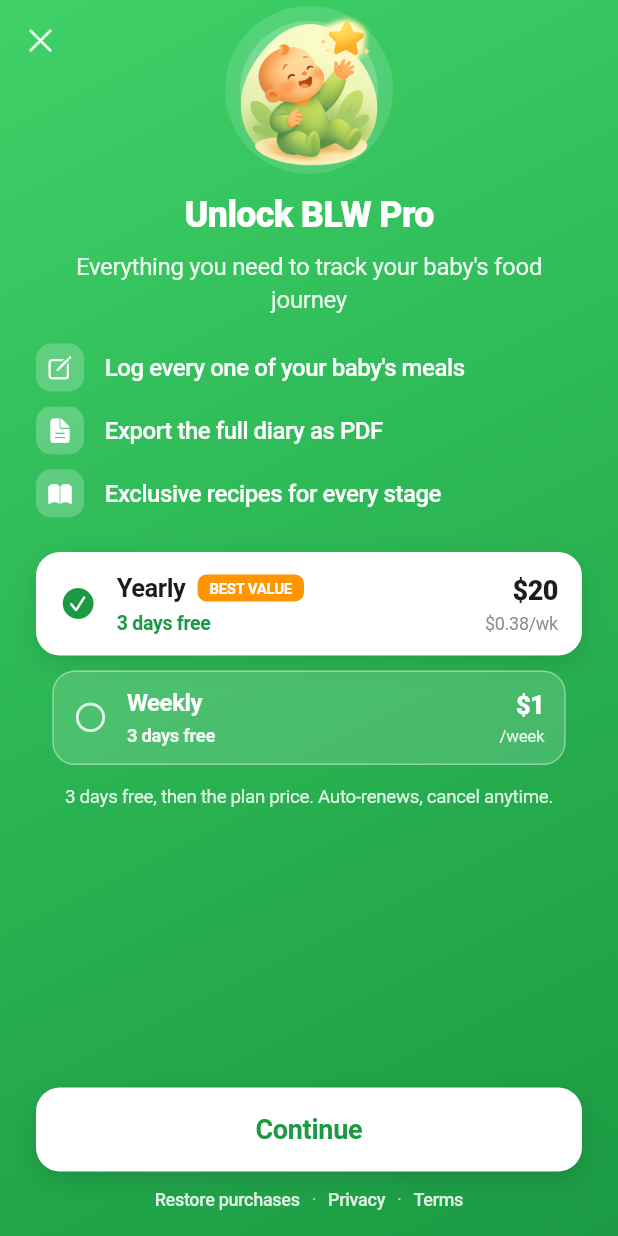
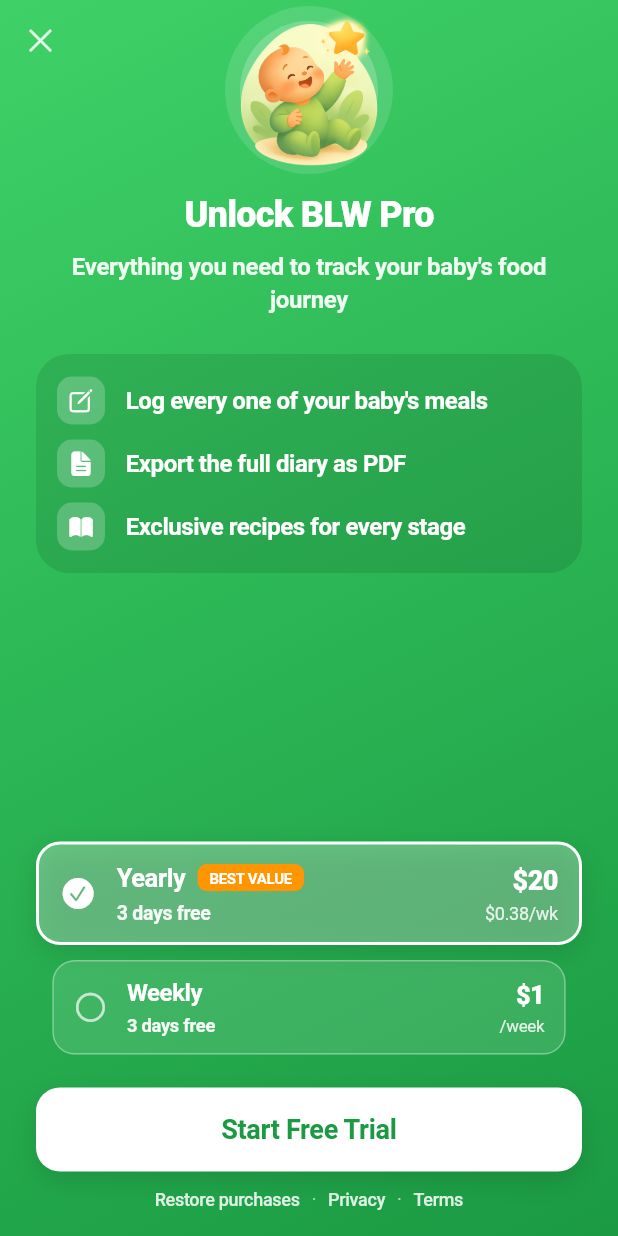
Before and after one commit to JoaoFloresDev/blw, a Flutter app: the _PaywallPage screen opened directly with empty values, on a phone screen of 412 x 824 dp. Run offline on Flutter 3.47's test engine with Material 3 defaults, Android fonts, the phone set to English and light mode, and no system bars; our stand-ins replace firebase_analytics, firebase_core, image_picker, in_app_purchase, in_app_review, pdf and 2 more; accounts and stored records are empty.

Commit message:
feat: paywall final polish + bump 1.5.0
- Features list in a dark translucent panel (hierarchy)
- Selected plan: translucent style (no solid white competing with CTA)
- Trial note removed; CTA reads Start Free Trial (localized)
- Bolder subtitle and feature text; more breathing room above CTA
- New onboarding screen-2 illustration (no hands)

Co-Authored-By: Claude Fable 5 <noreply@anthropic.com>

```diff
--- a/blw/lib/l10n/app_localizations.dart
+++ b/blw/lib/l10n/app_localizations.dart
@@ -554,7 +554,7 @@ const Map<String, String> _ptTranslations = {
   // Food detail
   'category': 'Categoria',
   'babyAge': 'Idade do bebê',
-  'startTrialButton': 'Iniciar 3 dias grátis',
+  'startTrialButton': 'Iniciar teste grátis',
   'notIntroducedYet': 'Ainda não introduzido',
   'tryNext': 'Experimente a seguir',
   'searchFoods': 'Buscar alimento...',
@@ -1153,7 +1153,7 @@ const Map<String, String> _enTranslations = {
   // Food detail
   'category': 'Category',
   'babyAge': "Baby's age",
-  'startTrialButton': 'Start 3-Day Free Trial',
+  'startTrialButton': 'Start Free Trial',
   'notIntroducedYet': 'Not introduced yet',
   'tryNext': 'Try next',
   'searchFoods': 'Search foods...',
@@ -1753,7 +1753,7 @@ const Map<String, String> _esTranslations = {
   // Food detail
   'category': 'Categoria',
   'babyAge': 'Edad del bebé',
-  'startTrialButton': 'Comenzar 3 días gratis',
+  'startTrialButton': 'Comenzar prueba gratis',
   'notIntroducedYet': 'Aún no introducido',
   'tryNext': 'Prueba a continuación',
   'searchFoods': 'Buscar alimento...',
--- a/blw/lib/widgets/paywall_view.dart
+++ b/blw/lib/widgets/paywall_view.dart
@@ -209,16 +209,25 @@ class _PaywallViewState extends State<PaywallView> {
                       children: [
                         const SizedBox(height: 4),
                         _buildHero(l10n),
-                        const SizedBox(height: 14),
-                        _buildFeatures(l10n),
-                        const SizedBox(height: 18),
-                        _buildPlans(l10n, premium),
-                        const SizedBox(height: 10),
-                        _buildTrialNote(l10n, premium),
+                        const SizedBox(height: 26),
+                        Container(
+                          width: double.infinity,
+                          padding: const EdgeInsets.symmetric(
+                              horizontal: 14, vertical: 10),
+                          decoration: BoxDecoration(
+                            color: Colors.black.withValues(alpha: 0.10),
+                            borderRadius: BorderRadius.circular(22),
+                          ),
+                          child: _buildFeatures(l10n),
+                        ),
                         const SizedBox(height: 12),
                       ],
                     ),
                   ),
+                ),
+                Padding(
+                  padding: const EdgeInsets.symmetric(horizontal: 24),
+                  child: _buildPlans(l10n, premium),
                 ),
                 _buildFooter(l10n, premium),
               ],
@@ -299,7 +308,8 @@ class _PaywallViewState extends State<PaywallView> {
           textAlign: TextAlign.center,
           style: TextStyle(
             fontSize: 16,
-            color: Colors.white.withValues(alpha: 0.9),
+            fontWeight: FontWeight.w600,
+            color: Colors.white.withValues(alpha: 0.92),
             height: 1.4,
             letterSpacing: -0.2,
           ),
@@ -335,7 +345,7 @@ class _PaywallViewState extends State<PaywallView> {
                   f.$2,
                   style: const TextStyle(
                     fontSize: 16,
-                    fontWeight: FontWeight.w500,
+                    fontWeight: FontWeight.w600,
                     color: Colors.white,
                     letterSpacing: -0.3,
                   ),
@@ -393,21 +403,9 @@ class _PaywallViewState extends State<PaywallView> {
     );
   }
 
-  Widget _buildTrialNote(AppLocalizations l10n, PremiumProvider premium) {
-    return Text(
-      l10n.trialNote,
-      textAlign: TextAlign.center,
-      style: TextStyle(
-        fontSize: 12.5,
-        color: Colors.white.withValues(alpha: 0.85),
-        height: 1.4,
-      ),
-    );
-  }
-
   Widget _buildFooter(AppLocalizations l10n, PremiumProvider premium) {
     return Padding(
-      padding: const EdgeInsets.fromLTRB(24, 8, 24, 16),
+      padding: const EdgeInsets.fromLTRB(24, 20, 24, 16),
       child: Column(
         mainAxisSize: MainAxisSize.min,
         children: [
@@ -431,7 +429,7 @@ class _PaywallViewState extends State<PaywallView> {
               child: premium.purchasePending
                   ? const CupertinoActivityIndicator(color: Color(0xFF1B9A43))
                   : Text(
-                      l10n.continueButton,
+                      l10n.startTrialButton,
                       style: const TextStyle(
                         fontSize: 18,
                         fontWeight: FontWeight.w700,
@@ -509,20 +507,17 @@ class _PlanCard extends StatelessWidget {
 
   @override
   Widget build(BuildContext context) {
-    const Color accent = Color(0xFF1B9A43);
-    final Color cardColor =
-        selected ? Colors.white : Colors.white.withValues(alpha: 0.15);
-    final Color titleColor = selected ? AppColors.textPrimary : Colors.white;
-    final Color priceColor = selected ? AppColors.textPrimary : Colors.white;
-    final Color subtitleColor =
-        selected ? accent : Colors.white.withValues(alpha: 0.9);
-    final Color periodColor = selected
-        ? AppColors.textSecondary
-        : Colors.white.withValues(alpha: 0.85);
+    final Color cardColor = selected
+        ? Colors.white.withValues(alpha: 0.28)
+        : Colors.white.withValues(alpha: 0.12);
+    const Color titleColor = Colors.white;
+    const Color priceColor = Colors.white;
+    final Color subtitleColor = Colors.white.withValues(alpha: 0.95);
+    final Color periodColor = Colors.white.withValues(alpha: 0.85);
     final Color checkColor =
-        selected ? accent : Colors.white.withValues(alpha: 0.85);
+        selected ? Colors.white : Colors.white.withValues(alpha: 0.7);
     final Color borderColor =
-        selected ? Colors.white : Colors.white.withValues(alpha: 0.4);
+        selected ? Colors.white : Colors.white.withValues(alpha: 0.35);
 
     return GestureDetector(
       onTap: onTap,
--- a/blw/pubspec.yaml
+++ b/blw/pubspec.yaml
@@ -16,7 +16,7 @@ publish_to: 'none' # Remove this line if you wish to publish to pub.dev
 # https://developer.apple.com/library/archive/documentation/General/Reference/InfoPlistKeyReference/Articles/CoreFoundationKeys.html
 # In Windows, build-name is used as the major, minor, and patch parts
 # of the product and file versions while build-number is used as the build suffix.
-version: 1.4.0+23
+version: 1.5.0+24
 
 environment:
   sdk: ^3.10.7
```
Also changed, not shown: blw/assets/images/onb2.png.
